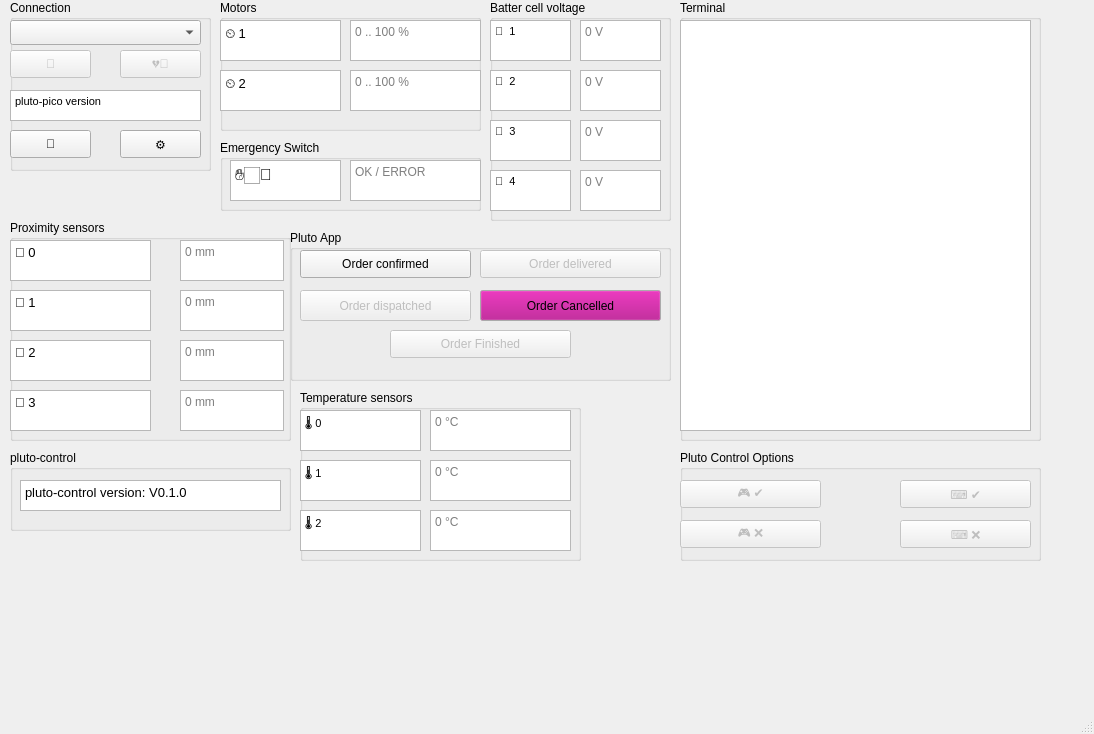
Old version of the form ui/pluto_control.ui in the repository jruelli/pluto_control.
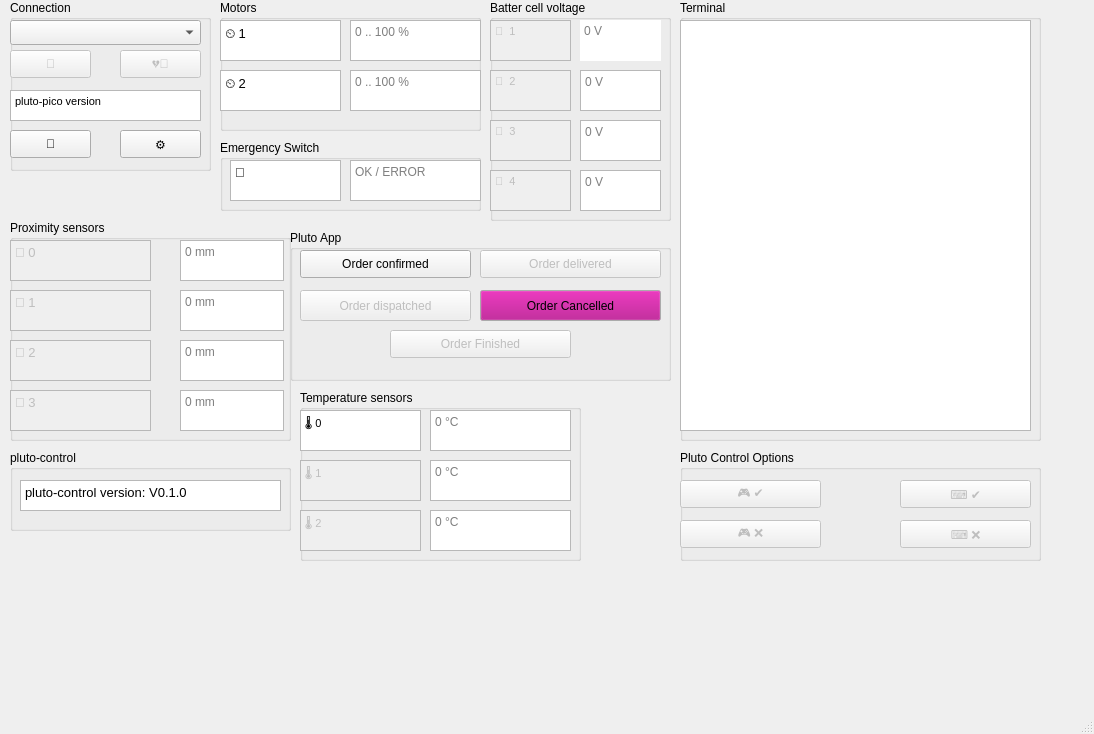
New version of the form. Icons and pictures are not drawn.

Commit message: temperature sensors working

The edit to the form file:
```diff
--- a/ui/pluto_control.ui
+++ b/ui/pluto_control.ui
@@ -100,7 +100,7 @@
     </widget>
     <widget class="QTextEdit" name="tE_temp_sensor_1">
      <property name="enabled">
-      <bool>true</bool>
+      <bool>false</bool>
      </property>
      <property name="geometry">
       <rect>
@@ -146,7 +146,7 @@
     </widget>
     <widget class="QTextEdit" name="tE_temp_sensor_2">
      <property name="enabled">
-      <bool>true</bool>
+      <bool>false</bool>
      </property>
      <property name="geometry">
       <rect>
@@ -514,7 +514,7 @@
 &lt;html&gt;&lt;head&gt;&lt;meta name=&quot;qrichtext&quot; content=&quot;1&quot; /&gt;&lt;style type=&quot;text/css&quot;&gt;
 p, li { white-space: pre-wrap; }
 &lt;/style&gt;&lt;/head&gt;&lt;body style=&quot; font-family:'MS Shell Dlg 2'; font-size:8pt; font-weight:400; font-style:normal;&quot;&gt;
-&lt;p style=&quot; margin-top:0px; margin-bottom:0px; margin-left:0px; margin-right:0px; -qt-block-indent:0; text-indent:0px;&quot;&gt;&lt;span style=&quot; font-size:12pt;&quot;&gt;✋🏻🍄&lt;/span&gt;&lt;/p&gt;&lt;/body&gt;&lt;/html&gt;</string>
+&lt;p style=&quot; margin-top:0px; margin-bottom:0px; margin-left:0px; margin-right:0px; -qt-block-indent:0; text-indent:0px;&quot;&gt;&lt;span style=&quot; font-size:10pt;&quot;&gt;🍄&lt;/span&gt;&lt;/p&gt;&lt;/body&gt;&lt;/html&gt;</string>
      </property>
     </widget>
     <widget class="QTextEdit" name="tE_status_info">
@@ -555,7 +555,7 @@
     </property>
     <widget class="QTextEdit" name="tE_prox_sensor_0">
      <property name="enabled">
-      <bool>true</bool>
+      <bool>false</bool>
      </property>
      <property name="geometry">
       <rect>
@@ -604,7 +604,7 @@
     </widget>
     <widget class="QTextEdit" name="tE_prox_sensor_1">
      <property name="enabled">
-      <bool>true</bool>
+      <bool>false</bool>
      </property>
      <property name="geometry">
       <rect>
@@ -653,7 +653,7 @@
     </widget>
     <widget class="QTextEdit" name="tE_prox_sensor_2">
      <property name="enabled">
-      <bool>true</bool>
+      <bool>false</bool>
      </property>
      <property name="geometry">
       <rect>
@@ -702,7 +702,7 @@
     </widget>
     <widget class="QTextEdit" name="tE_prox_sensor_3">
      <property name="enabled">
-      <bool>true</bool>
+      <bool>false</bool>
      </property>
      <property name="geometry">
       <rect>
@@ -853,7 +853,7 @@
     </property>
     <widget class="QTextEdit" name="tE_cell_1">
      <property name="enabled">
-      <bool>true</bool>
+      <bool>false</bool>
      </property>
      <property name="geometry">
       <rect>
@@ -886,6 +886,18 @@
        <height>41</height>
       </rect>
      </property>
+     <property name="frameShape">
+      <enum>QFrame::NoFrame</enum>
+     </property>
+     <property name="frameShadow">
+      <enum>QFrame::Plain</enum>
+     </property>
+     <property name="midLineWidth">
+      <number>1</number>
+     </property>
+     <property name="readOnly">
+      <bool>true</bool>
+     </property>
      <property name="html">
       <string>&lt;!DOCTYPE HTML PUBLIC &quot;-//W3C//DTD HTML 4.0//EN&quot; &quot;http://www.w3.org/TR/REC-html40/strict.dtd&quot;&gt;
 &lt;html&gt;&lt;head&gt;&lt;meta name=&quot;qrichtext&quot; content=&quot;1&quot; /&gt;&lt;style type=&quot;text/css&quot;&gt;
@@ -922,7 +934,7 @@
     </widget>
     <widget class="QTextEdit" name="tE_cell_2">
      <property name="enabled">
-      <bool>true</bool>
+      <bool>false</bool>
      </property>
      <property name="geometry">
       <rect>
@@ -968,7 +980,7 @@
     </widget>
     <widget class="QTextEdit" name="tE_cell_3">
      <property name="enabled">
-      <bool>true</bool>
+      <bool>false</bool>
      </property>
      <property name="geometry">
       <rect>
@@ -991,7 +1003,7 @@
     </widget>
     <widget class="QTextEdit" name="tE_cell_4">
      <property name="enabled">
-      <bool>true</bool>
+      <bool>false</bool>
      </property>
      <property name="geometry">
       <rect>
```
Left out of the diff: 30 changed lines with no effect on the pictures. The commit also changes 2 other files.
